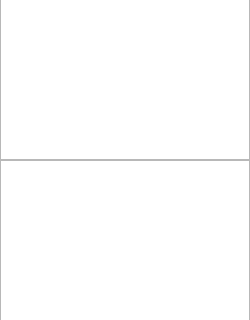
ASUJY/WeLink, file ui_components/forms/contactspanewidget.ui: the form before one commit; both pictures show x 0 to 250 and y 223 to 543 of the 250 by 700 pixel window.
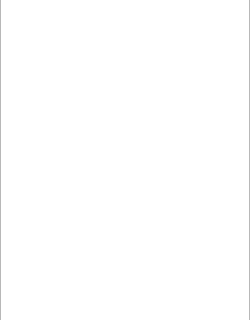
The form after the commit. Icons and pictures are not drawn. Custom widgets are drawn as their Qt base class.

Commit message: feat:删除联系人面板业务中旧的架构代码，同时简化ContactsItem.h中的成员变量

Patch:
```diff
--- a/ui_components/forms/contactspanewidget.ui
+++ b/ui_components/forms/contactspanewidget.ui
@@ -203,20 +203,12 @@
      </layout>
     </widget>
    </item>
-   <item>
-    <widget class="ContactsListWidget" name="contactsListWidget"/>
-   </item>
    <item>
     <widget class="ContactsTreeView" name="contactsTreeView"/>
    </item>
   </layout>
  </widget>
  <customwidgets>
-  <customwidget>
-   <class>ContactsListWidget</class>
-   <extends>QListWidget</extends>
-   <header location="global">contactslistwidget.h</header>
-  </customwidget>
   <customwidget>
    <class>ContactsTreeView</class>
    <extends>QTreeView</extends>
```
The commit also changes 10 other files.
